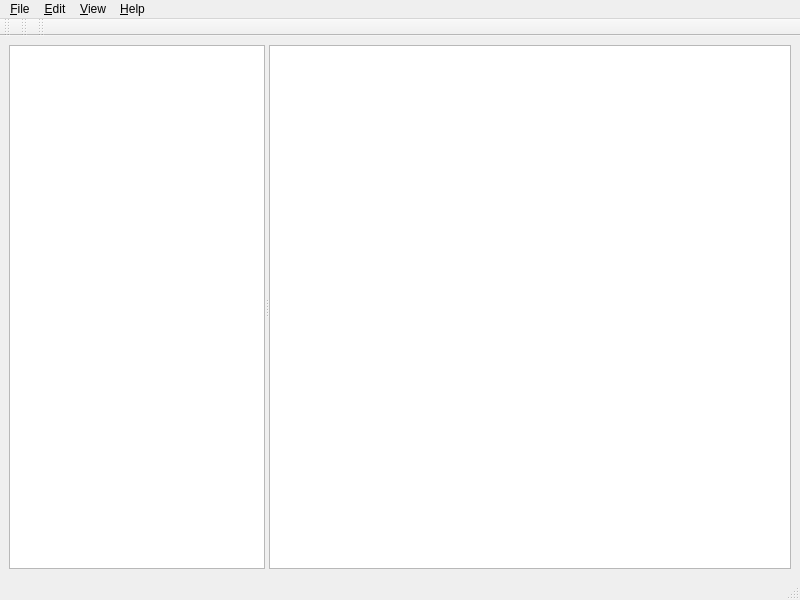
osmank3/bilge-katalog, file src/ui/window.ui: the form before one commit.
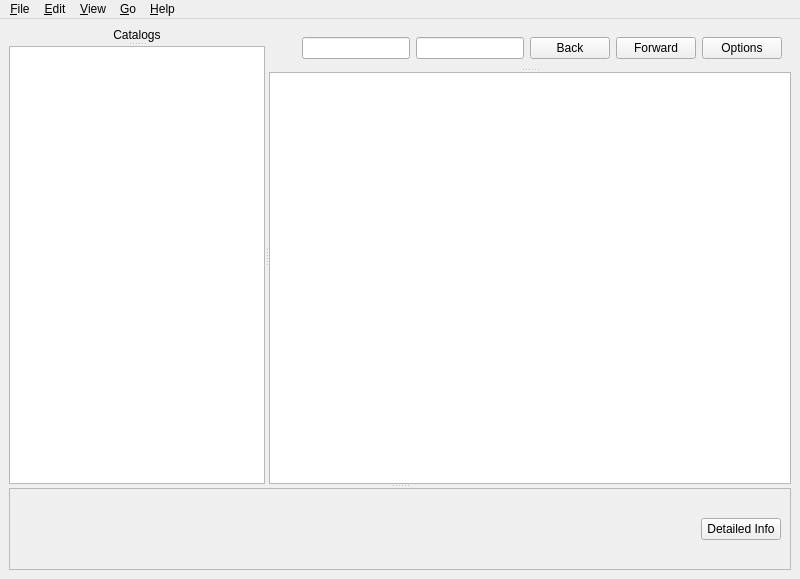
The form after the commit.

Commit message: arayüz güzellendi.

```diff
--- a/src/ui/window.ui
+++ b/src/ui/window.ui
@@ -7,7 +7,7 @@
     <x>0</x>
     <y>0</y>
     <width>800</width>
-    <height>600</height>
+    <height>579</height>
    </rect>
   </property>
   <property name="windowTitle">
@@ -21,35 +21,165 @@
     <item row="0" column="0">
      <widget class="QSplitter" name="splitter">
       <property name="orientation">
-       <enum>Qt::Horizontal</enum>
+       <enum>Qt::Vertical</enum>
       </property>
-      <widget class="QListWidget" name="CatList">
-       <property name="sizePolicy">
-        <sizepolicy hsizetype="Preferred" vsizetype="Preferred">
-         <horstretch>0</horstretch>
-         <verstretch>0</verstretch>
-        </sizepolicy>
+      <widget class="QSplitter" name="splitterCat">
+       <property name="orientation">
+        <enum>Qt::Horizontal</enum>
        </property>
-       <property name="contextMenuPolicy">
-        <enum>Qt::CustomContextMenu</enum>
-       </property>
-       <property name="selectionMode">
-        <enum>QAbstractItemView::ExtendedSelection</enum>
-       </property>
+       <widget class="QSplitter" name="splitterCatLabel">
+        <property name="orientation">
+         <enum>Qt::Vertical</enum>
+        </property>
+        <widget class="QLabel" name="CatLabel">
+         <property name="frameShape">
+          <enum>QFrame::NoFrame</enum>
+         </property>
+         <property name="text">
+          <string>Catalogs</string>
+         </property>
+         <property name="alignment">
+          <set>Qt::AlignCenter</set>
+         </property>
+        </widget>
+        <widget class="QListWidget" name="CatList">
+         <property name="sizePolicy">
+          <sizepolicy hsizetype="Preferred" vsizetype="Preferred">
+           <horstretch>0</horstretch>
+           <verstretch>1</verstretch>
+          </sizepolicy>
+         </property>
+         <property name="contextMenuPolicy">
+          <enum>Qt::CustomContextMenu</enum>
+         </property>
+         <property name="selectionMode">
+          <enum>QAbstractItemView::ExtendedSelection</enum>
+         </property>
+        </widget>
+       </widget>
+       <widget class="QSplitter" name="splitterExp">
+        <property name="sizePolicy">
+         <sizepolicy hsizetype="Preferred" vsizetype="Expanding">
+          <horstretch>1</horstretch>
+          <verstretch>0</verstretch>
+         </sizepolicy>
+        </property>
+        <property name="orientation">
+         <enum>Qt::Vertical</enum>
+        </property>
+        <widget class="QFrame" name="frameExp">
+         <property name="sizePolicy">
+          <sizepolicy hsizetype="Preferred" vsizetype="Preferred">
+           <horstretch>0</horstretch>
+           <verstretch>0</verstretch>
+          </sizepolicy>
+         </property>
+         <property name="frameShape">
+          <enum>QFrame::NoFrame</enum>
+         </property>
+         <property name="frameShadow">
+          <enum>QFrame::Raised</enum>
+         </property>
+         <layout class="QHBoxLayout" name="horizontalLayout">
+          <item>
+           <widget class="QLabel" name="AddressLabel">
+            <property name="sizePolicy">
+             <sizepolicy hsizetype="Preferred" vsizetype="Preferred">
+              <horstretch>1</horstretch>
+              <verstretch>0</verstretch>
+             </sizepolicy>
+            </property>
+            <property name="text">
+             <string/>
+            </property>
+            <property name="wordWrap">
+             <bool>true</bool>
+            </property>
+            <property name="textInteractionFlags">
+             <set>Qt::LinksAccessibleByMouse|Qt::TextSelectableByMouse</set>
+            </property>
+           </widget>
+          </item>
+          <item>
+           <widget class="QLineEdit" name="SearchLine"/>
+          </item>
+          <item>
+           <widget class="QLineEdit" name="LocationLine"/>
+          </item>
+          <item>
+           <widget class="QPushButton" name="BackButton">
+            <property name="text">
+             <string>Back</string>
+            </property>
+           </widget>
+          </item>
+          <item>
+           <widget class="QPushButton" name="ForwardButton">
+            <property name="text">
+             <string>Forward</string>
+            </property>
+           </widget>
+          </item>
+          <item>
+           <widget class="QPushButton" name="OptionsButton">
+            <property name="text">
+             <string>Options</string>
+            </property>
+           </widget>
+          </item>
+         </layout>
+        </widget>
+        <widget class="QListWidget" name="ExpList">
+         <property name="sizePolicy">
+          <sizepolicy hsizetype="Preferred" vsizetype="Preferred">
+           <horstretch>0</horstretch>
+           <verstretch>1</verstretch>
+          </sizepolicy>
+         </property>
+         <property name="contextMenuPolicy">
+          <enum>Qt::CustomContextMenu</enum>
+         </property>
+         <property name="selectionMode">
+          <enum>QAbstractItemView::ExtendedSelection</enum>
+         </property>
+        </widget>
+       </widget>
       </widget>
-      <widget class="QListWidget" name="ExpList">
-       <property name="sizePolicy">
-        <sizepolicy hsizetype="Preferred" vsizetype="Preferred">
-         <horstretch>1</horstretch>
-         <verstretch>0</verstretch>
-        </sizepolicy>
+      <widget class="QFrame" name="frameInfo">
+       <property name="frameShape">
+        <enum>QFrame::StyledPanel</enum>
        </property>
-       <property name="contextMenuPolicy">
-        <enum>Qt::CustomContextMenu</enum>
+       <property name="frameShadow">
+        <enum>QFrame::Raised</enum>
        </property>
-       <property name="selectionMode">
-        <enum>QAbstractItemView::ExtendedSelection</enum>
-       </property>
+       <layout class="QGridLayout" name="gridLayout_4">
+        <item row="0" column="0">
+         <widget class="QLabel" name="InfoLabel">
+          <property name="sizePolicy">
+           <sizepolicy hsizetype="Preferred" vsizetype="Preferred">
+            <horstretch>1</horstretch>
+            <verstretch>0</verstretch>
+           </sizepolicy>
+          </property>
+          <property name="text">
+           <string/>
+          </property>
+          <property name="wordWrap">
+           <bool>true</bool>
+          </property>
+          <property name="textInteractionFlags">
+           <set>Qt::LinksAccessibleByMouse|Qt::TextSelectableByMouse</set>
+          </property>
+         </widget>
+        </item>
+        <item row="0" column="1">
+         <widget class="QPushButton" name="DetailButton">
+          <property name="text">
+           <string>Detailed Info</string>
+          </property>
+         </widget>
+        </item>
+       </layout>
       </widget>
      </widget>
     </item>
@@ -97,60 +227,37 @@
     <addaction name="separator"/>
     <addaction name="actSet"/>
    </widget>
-   <widget class="QMenu" name="menuView">
-    <property name="title">
-     <string>&amp;View</string>
-    </property>
-    <addaction name="actShowExpBar"/>
-    <addaction name="actShowEditBar"/>
-    <addaction name="actShowSearchBar"/>
-    <addaction name="actShowStatBar"/>
-   </widget>
    <widget class="QMenu" name="menuHelp">
     <property name="title">
      <string>&amp;Help</string>
     </property>
     <addaction name="actAbout"/>
    </widget>
+   <widget class="QMenu" name="menuGo">
+    <property name="title">
+     <string>&amp;Go</string>
+    </property>
+    <addaction name="actLocation"/>
+    <addaction name="separator"/>
+    <addaction name="actBack"/>
+    <addaction name="actForward"/>
+    <addaction name="actUp"/>
+    <addaction name="separator"/>
+    <addaction name="actRefresh"/>
+   </widget>
+   <widget class="QMenu" name="menuView">
+    <property name="title">
+     <string>&amp;View</string>
+    </property>
+    <addaction name="actShowMenuBar"/>
+    <addaction name="actShowInfoBar"/>
+   </widget>
    <addaction name="menuFile"/>
    <addaction name="menuEdit"/>
    <addaction name="menuView"/>
+   <addaction name="menuGo"/>
    <addaction name="menuHelp"/>
   </widget>
-  <widget class="QStatusBar" name="StatBar"/>
-  <widget class="QToolBar" name="ExpBar">
-   <property name="windowTitle">
-    <string>Exploring Bar</string>
-   </property>
-   <attribute name="toolBarArea">
-    <enum>TopToolBarArea</enum>
-   </attribute>
-   <attribute name="toolBarBreak">
-    <bool>false</bool>
-   </attribute>
-  </widget>
-  <widget class="QToolBar" name="EditBar">
-   <property name="windowTitle">
-    <string>Editing Bar</string>
-   </property>
-   <attribute name="toolBarArea">
-    <enum>TopToolBarArea</enum>
-   </attribute>
-   <attribute name="toolBarBreak">
-    <bool>false</bool>
-   </attribute>
-  </widget>
-  <widget class="QToolBar" name="SearchBar">
-   <property name="windowTitle">
-    <string>Searching Bar</string>
-   </property>
-   <attribute name="toolBarArea">
-    <enum>TopToolBarArea</enum>
-   </attribute>
-   <attribute name="toolBarBreak">
-    <bool>false</bool>
-   </attribute>
-  </widget>
   <action name="actNewCat">
    <property name="text">
     <string>&amp;Create Catalog</string>
```
Left out of the diff: 310 changed lines with no effect on the pictures. The commit also changes 1 other file.
